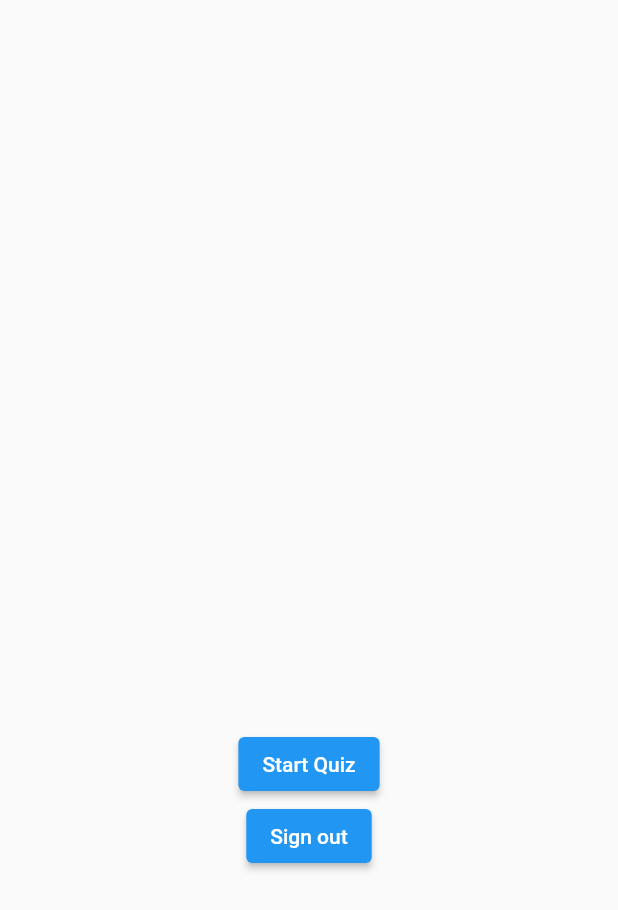
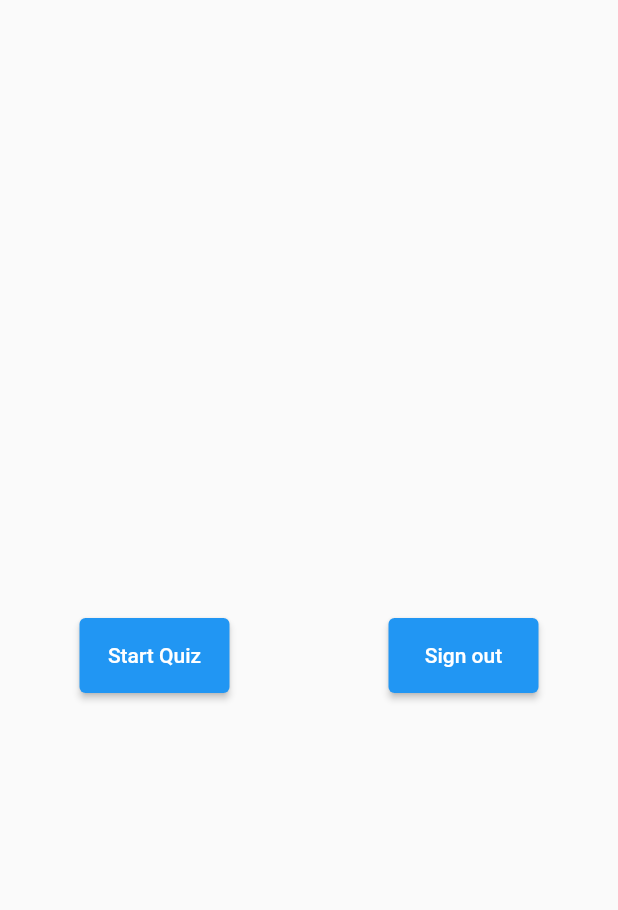
Before and after one commit to dishankjindal1/appscript-assignmentApp-quiz, a Flutter app: the LoginLoggedScreen widget shown alone on an empty page, opened directly, on a phone screen of 412 x 824 dp. Shown: the top 910 px of the screen. Run offline on Flutter 3.47's test engine with Material 2 defaults, Android fonts, the phone set to English and light mode, and no system bars; our stand-ins replace bloc, cloud_firestore, dio, equatable, firebase_auth, firebase_core and 4 more; missing offline and left inert: flutterfire_ui; accounts and stored records are empty; network calls fail.

Commit message:
day end commit

```diff
--- a/lib/view/login/login.logged.screen.dart
+++ b/lib/view/login/login.logged.screen.dart
@@ -17,18 +17,29 @@ class LoginLoggedScreen extends StatelessWidget {
           const Spacer(),
           // if score has some value then show score
           score >= 0 ? Text('Your total score is $score') : const SizedBox(),
-          const Spacer(),
+          const SizedBox(height: 50),
+          Row(
+            mainAxisAlignment: MainAxisAlignment.spaceAround,
+            children: [
               ElevatedButton(
+                style: ButtonStyle(
+                    minimumSize:
+                        MaterialStateProperty.all<Size>(const Size(100, 50))),
                 onPressed: () =>
                     context.read<LoginBloc>().add(LoginRequestedEvent()),
                 child: const Text('Start Quiz'),
               ),
               ElevatedButton(
+                style: ButtonStyle(
+                    minimumSize:
+                        MaterialStateProperty.all<Size>(const Size(100, 50))),
                 onPressed: () {
                   context.read<LoginBloc>().add(LogoutRequestedEvent());
                   context.read<HistoryBloc>().add(HistoryClearRequested());
                 },
                 child: const Text('Sign out'),
+              ),
+            ],
           ),
           const Spacer(),
         ],
--- a/lib/view/utils/login.provider.screen.dart
+++ b/lib/view/utils/login.provider.screen.dart
@@ -27,6 +27,9 @@ class LoginScreenProvider extends StatelessWidget {
             const Center(child: CircularProgressIndicator());
           }
           return ElevatedButton(
+            style: ButtonStyle(
+                minimumSize:
+                    MaterialStateProperty.all<Size>(const Size(100, 50))),
             onPressed: () async {
               await ctrl.signInWithProvider(TargetPlatform.android);
             },
```
Also changed, not shown: lib/modal/service/history/history.service.modal.dart (+5 -2 lines), lib/view/login/score.board.widget.dart (+24 -22 lines), lib/view/quiz/quiz.view.dart (+43 -24 lines). Lines whose indentation alone changed are shown as unchanged.
